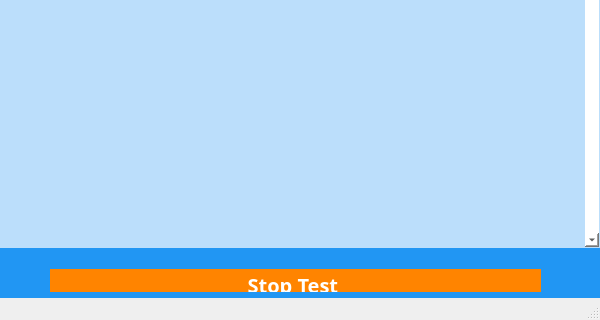
Qt form Source/mainwindow.ui (duy0503/Flashcards-App-in-Qt) before a commit; both pictures show x 0 to 600 and y 280 to 600 of the 600 by 600 pixel window.
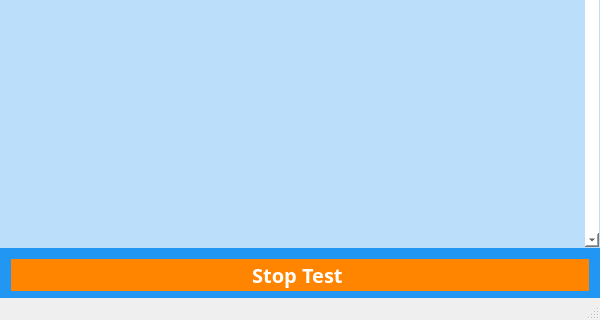
The same form after that commit. Icons and pictures are not drawn.

Commit message: Test Display is now in the center of the UI

```diff
--- a/Source/mainwindow.ui
+++ b/Source/mainwindow.ui
@@ -203,6 +203,8 @@
 	background-color : rgba(1, 1, 1, 0); /* transparent so imagewidget shows through  */
 }</string>
               </property>
+              <zorder>bottomStackedWidget</zorder>
+              <zorder>bottomStackedWidget</zorder>
              </widget>
             </widget>
            </item>
@@ -235,7 +237,7 @@
       <property name="currentIndex">
        <number>1</number>
       </property>
-      <widget class="QWidget" name="bottomStackedWidgetPage1" native="true">
+      <widget class="QWidget" name="bottomStackedWidgetPage1">
        <layout class="QHBoxLayout" name="horizontalLayout_4">
         <item>
          <layout class="QHBoxLayout" name="horizontalLayout1">
@@ -483,25 +485,7 @@
        </layout>
       </widget>
       <widget class="QWidget" name="bottomStackedWidgetPage2">
-       <widget class="QWidget" name="layoutWidget">
-        <property name="geometry">
-         <rect>
-          <x>30</x>
-          <y>10</y>
-          <width>531</width>
-          <height>34</height>
-         </rect>
-        </property>
-        <layout class="QHBoxLayout" name="horizontalLayout2" stretch="0">
-         <property name="spacing">
-          <number>20</number>
-         </property>
-         <property name="leftMargin">
-          <number>20</number>
-         </property>
-         <property name="rightMargin">
-          <number>20</number>
-         </property>
+       <layout class="QHBoxLayout" name="horizontalLayout_5">
          <item>
           <widget class="QPushButton" name="StopTestYourselfButton">
            <property name="minimumSize">
@@ -533,7 +517,6 @@
         </layout>
        </widget>
       </widget>
-     </widget>
     </item>
    </layout>
    <zorder>searchWidget</zorder>
```
Left out of the diff: 7 changed lines with no effect on the pictures. Lines whose indentation alone changed are shown as unchanged. The commit also changes 3 other files.
